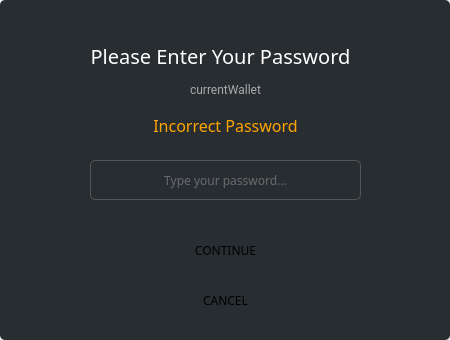
Old version of the form src/gui/ui/passworddialog.ui in the repository ConcealNetwork/conceal-desktop.
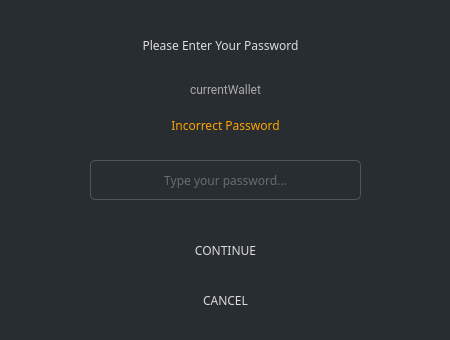
New version of the form.

Commit message: Update password dialogs style

Diff of the .ui file:
```diff
--- a/src/gui/ui/passworddialog.ui
+++ b/src/gui/ui/passworddialog.ui
@@ -38,7 +38,9 @@
    <string>Please Enter Your Password</string>
   </property>
   <property name="styleSheet">
-   <string notr="true"/>
+   <string notr="true">background-color: #282d31;
+color: #ddd;
+border: 0px;</string>
   </property>
   <layout class="QGridLayout" name="gridLayout">
    <property name="leftMargin">
@@ -53,6 +55,9 @@
    <property name="bottomMargin">
     <number>0</number>
    </property>
+   <property name="spacing">
+    <number>6</number>
+   </property>
    <item row="0" column="0">
     <widget class="QGroupBox" name="groupBox">
      <property name="minimumSize">
@@ -71,9 +76,7 @@
       <bool>false</bool>
      </property>
      <property name="styleSheet">
-      <string notr="true">background-color: #282d31; 
-border-radius: 5px;
-</string>
+      <string notr="true"/>
      </property>
      <property name="title">
       <string/>
@@ -171,11 +174,10 @@
       <property name="font">
        <font>
         <family>Poppins</family>
-        <pointsize>-1</pointsize>
        </font>
       </property>
       <property name="styleSheet">
-       <string notr="true">color: orange; font-size: 16px; border: none;</string>
+       <string notr="true">color: orange;</string>
       </property>
       <property name="text">
        <string>Incorrect Password</string>
@@ -188,7 +190,7 @@
       <property name="geometry">
        <rect>
         <x>30</x>
-        <y>40</y>
+        <y>30</y>
         <width>381</width>
         <height>31</height>
        </rect>
@@ -196,13 +198,10 @@
       <property name="font">
        <font>
         <family>Poppins</family>
-        <pointsize>-1</pointsize>
        </font>
       </property>
       <property name="styleSheet">
-       <string notr="true">color: #fff;
-border-right: 0px;
-font-size: 20px;</string>
+       <string notr="true"/>
       </property>
       <property name="text">
        <string>Please Enter Your Password</string>
```
Left out of the diff: 10 changed lines with no effect on the pictures. The commit also changes 4 other files.
